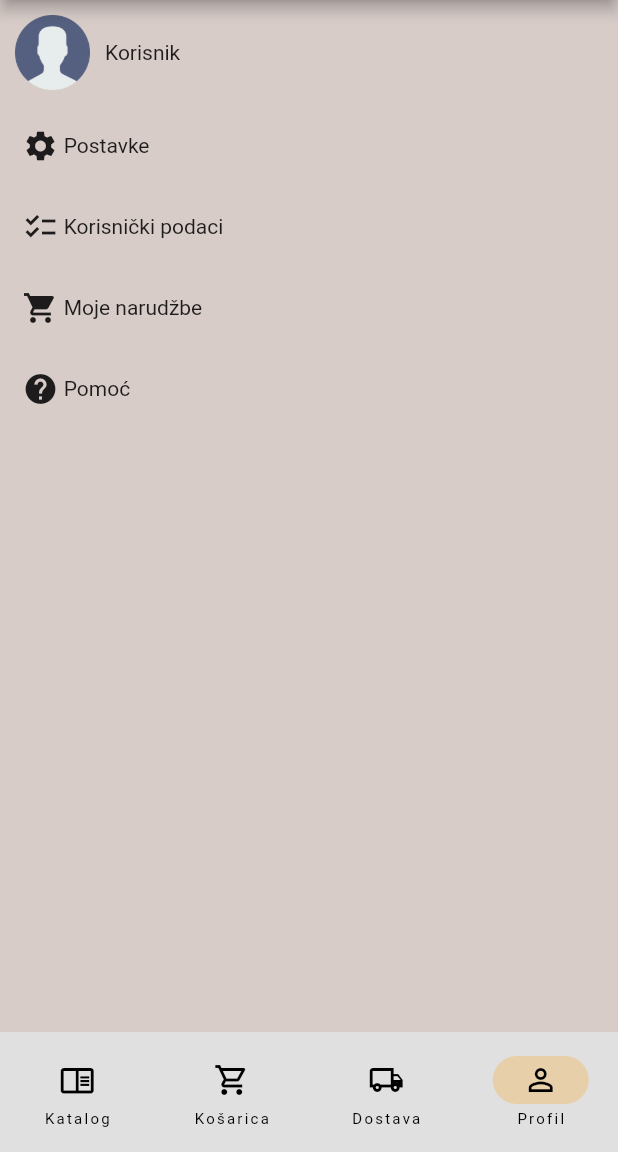
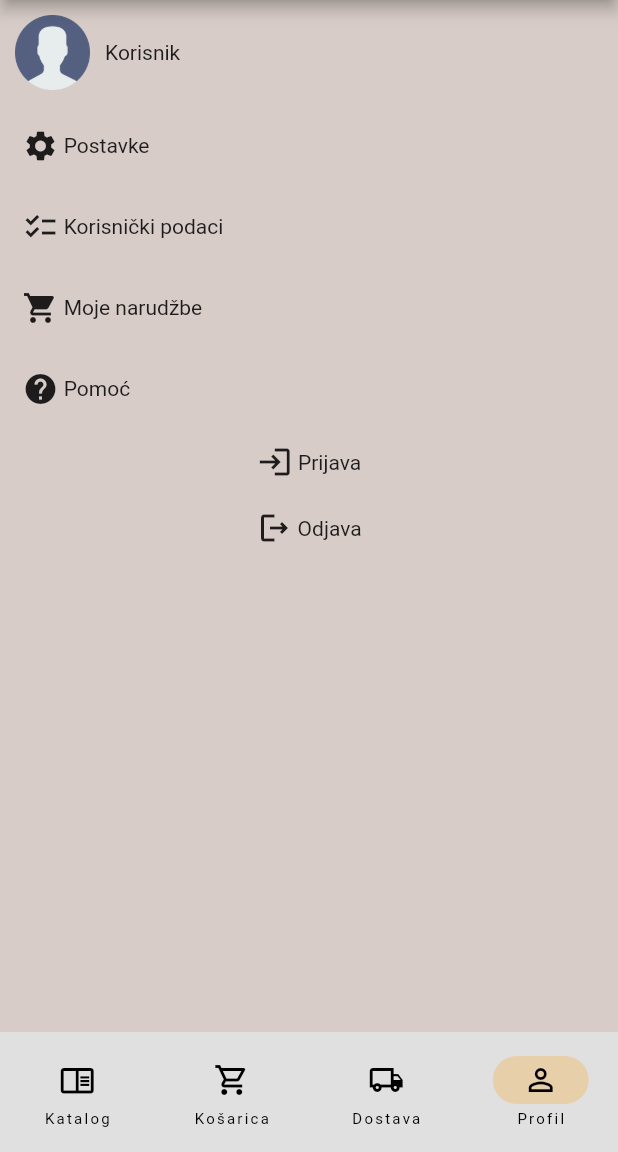
Before and after one commit to AIR-FOI-HR/AIR2210, a Flutter app: the screen it shows after launch, item 4 of the bottom bar chosen, on a phone screen of 412 x 824 dp, the part 84-1236 px from its top. Run offline on Flutter 3.47's test engine with Material 2 defaults, Android fonts, the phone set to English and light mode, and no system bars.

Commit message:
Dodane stranice za prijavu i odjavu
Inicijalizacija stranica za prijavu i odjavu

```diff
--- a/lib/profile.dart
+++ b/lib/profile.dart
@@ -1,5 +1,7 @@
 import 'package:flutter/material.dart';
 import 'package:test_app/help.dart';
+import 'package:test_app/prijava_odjava/login.dart';
+import 'package:test_app/prijava_odjava/logout.dart';
 import 'package:test_app/settings.dart';
 
 import 'profile_data.dart';
@@ -122,6 +124,58 @@ class ProfilePage extends StatelessWidget {
               ),
             ),
           ),
+          Row(
+            mainAxisAlignment: MainAxisAlignment.center,
+            children: [
+              Padding(
+                padding: const EdgeInsets.all(10.0),
+                child: Row(
+                  mainAxisAlignment: MainAxisAlignment.start,
+                  children: [
+                    GestureDetector(
+                      behavior: HitTestBehavior.translucent,
+                      onTap: () {
+                        Navigator.push(
+                            context,
+                            MaterialPageRoute(
+                                builder: (context) => LoginPage()));
+                      },
+                      child: Row(children: const [
+                        Icon(Icons.login_outlined),
+                        Text(' Prijava'),
+                      ]),
+                    ),
+                  ],
+                ),
+              ),
+            ],
+          ),
+          Row(
+            mainAxisAlignment: MainAxisAlignment.center,
+            children: [
+              Padding(
+                padding: const EdgeInsets.all(10.0),
+                child: Row(
+                  mainAxisAlignment: MainAxisAlignment.start,
+                  children: [
+                    GestureDetector(
+                      behavior: HitTestBehavior.translucent,
+                      onTap: () {
+                        Navigator.push(
+                            context,
+                            MaterialPageRoute(
+                                builder: (context) => LogoutPage()));
+                      },
+                      child: Row(children: const [
+                        Icon(Icons.logout_outlined),
+                        Text(' Odjava'),
+                      ]),
+                    ),
+                  ],
+                ),
+              ),
+            ],
+          ),
         ],
       )),
     );
```
Also changed, not shown: lib/prijava_odjava/login.dart (added, +109 -0 lines), lib/prijava_odjava/logout.dart (added, +56 -0 lines).
